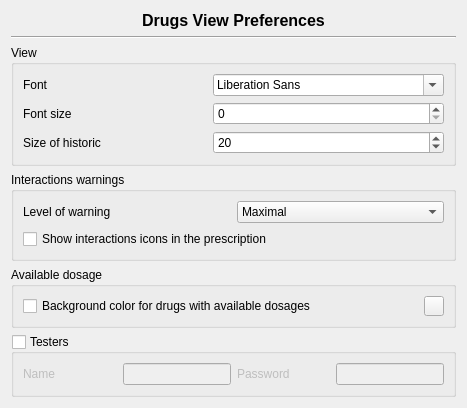
Before: the Qt Designer form plugins/drugsplugin/drugspreferences/drugsviewoptionspage.ui in FreeHealth/freehealth, drawn with Qt 5.
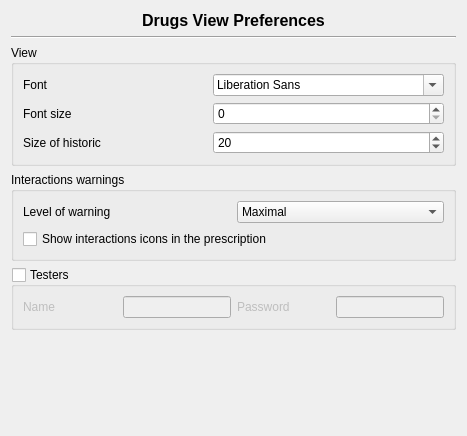
After: the same form once the commit is applied. Custom widgets are drawn as their Qt base class.

Commit message: Some documentation Adding a Edition mode menu for Prescriber Mode // Select Only Mode New preferences pages --> Drugs/Selector Ability to show More than DrugsName in the Drugs selector (see preferences) Tooltip in the selector show the name, form and route of the drug.

Diff of the .ui file:
```diff
--- a/plugins/drugsplugin/drugspreferences/drugsviewoptionspage.ui
+++ b/plugins/drugsplugin/drugspreferences/drugsviewoptionspage.ui
@@ -7,7 +7,7 @@
     <x>0</x>
     <y>0</y>
     <width>467</width>
-    <height>391</height>
+    <height>436</height>
    </rect>
   </property>
   <property name="windowTitle">
@@ -149,7 +149,7 @@
      </layout>
     </widget>
    </item>
-   <item row="5" column="0">
+   <item row="4" column="0">
     <widget class="QGroupBox" name="testerBox">
      <property name="title">
       <string>Testers</string>
@@ -200,7 +200,7 @@
      </layout>
     </widget>
    </item>
-   <item row="6" column="0">
+   <item row="5" column="0">
     <spacer name="verticalSpacer">
      <property name="orientation">
       <enum>Qt::Vertical</enum>
@@ -261,50 +261,8 @@
      </layout>
     </widget>
    </item>
-   <item row="4" column="0">
-    <widget class="QGroupBox" name="groupBox_3">
-     <property name="title">
-      <string>Available dosage</string>
-     </property>
-     <layout class="QGridLayout" name="gridLayout_5">
-      <item row="0" column="1">
-       <widget class="Utils::ColorButtonChooser" name="backgroundDosagesAvailableButton">
-        <property name="minimumSize">
-         <size>
-          <width>20</width>
-          <height>20</height>
-         </size>
-        </property>
-        <property name="maximumSize">
-         <size>
-          <width>20</width>
-          <height>20</height>
-         </size>
-        </property>
-        <property name="text">
-         <string/>
-        </property>
-       </widget>
-      </item>
-      <item row="0" column="0">
-       <widget class="QCheckBox" name="useBackgroundForDosages">
-        <property name="text">
-         <string>Background color for drugs with available dosages</string>
-        </property>
-       </widget>
-      </item>
-     </layout>
-    </widget>
-   </item>
   </layout>
  </widget>
- <customwidgets>
-  <customwidget>
-   <class>Utils::ColorButtonChooser</class>
-   <extends>QPushButton</extends>
-   <header location="global">utils/widgets/colorbuttonchooser.h</header>
-  </customwidget>
- </customwidgets>
  <resources/>
  <connections/>
 </ui>
```
The commit also changes 25 other files.
